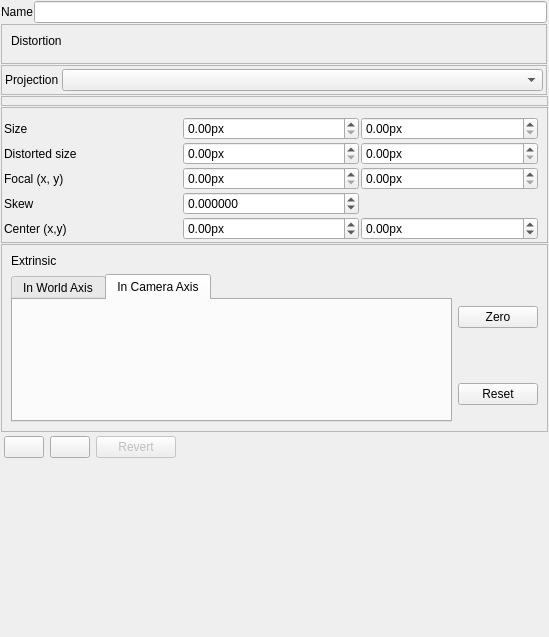
Old version of the form utils/distortioncorrector/cameraModelParametersControlWidget.ui in the repository NickPenkrat/corecvs.
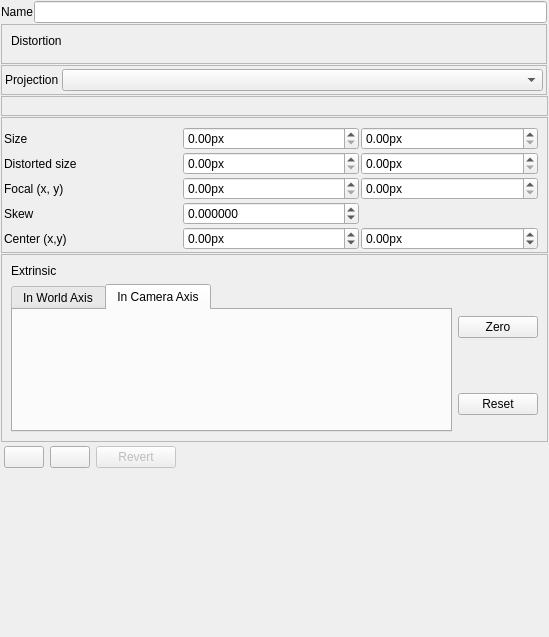
New version of the form. The open tabs and pages were chosen to show the change. Icons and pictures are not drawn. Custom widgets are drawn as their Qt base class.

Diff of the .ui file:
```diff
--- a/utils/distortioncorrector/cameraModelParametersControlWidget.ui
+++ b/utils/distortioncorrector/cameraModelParametersControlWidget.ui
@@ -249,10 +249,16 @@
    </item>
    <item row="5" column="0" colspan="3">
     <widget class="QFrame" name="projectionFrame">
+     <property name="sizePolicy">
+      <sizepolicy hsizetype="Preferred" vsizetype="Minimum">
+       <horstretch>0</horstretch>
+       <verstretch>0</verstretch>
+      </sizepolicy>
+     </property>
      <property name="minimumSize">
       <size>
        <width>10</width>
-       <height>10</height>
+       <height>20</height>
       </size>
      </property>
      <property name="frameShape">
```
Left out of the diff: 11 changed lines with no effect on the pictures.
